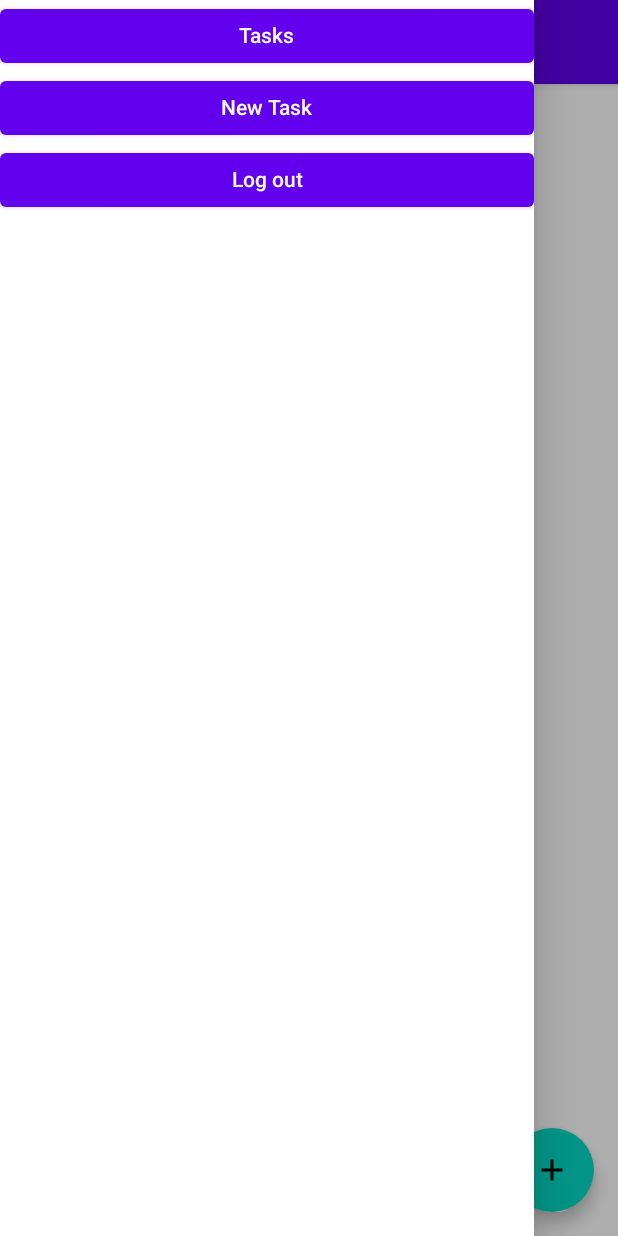
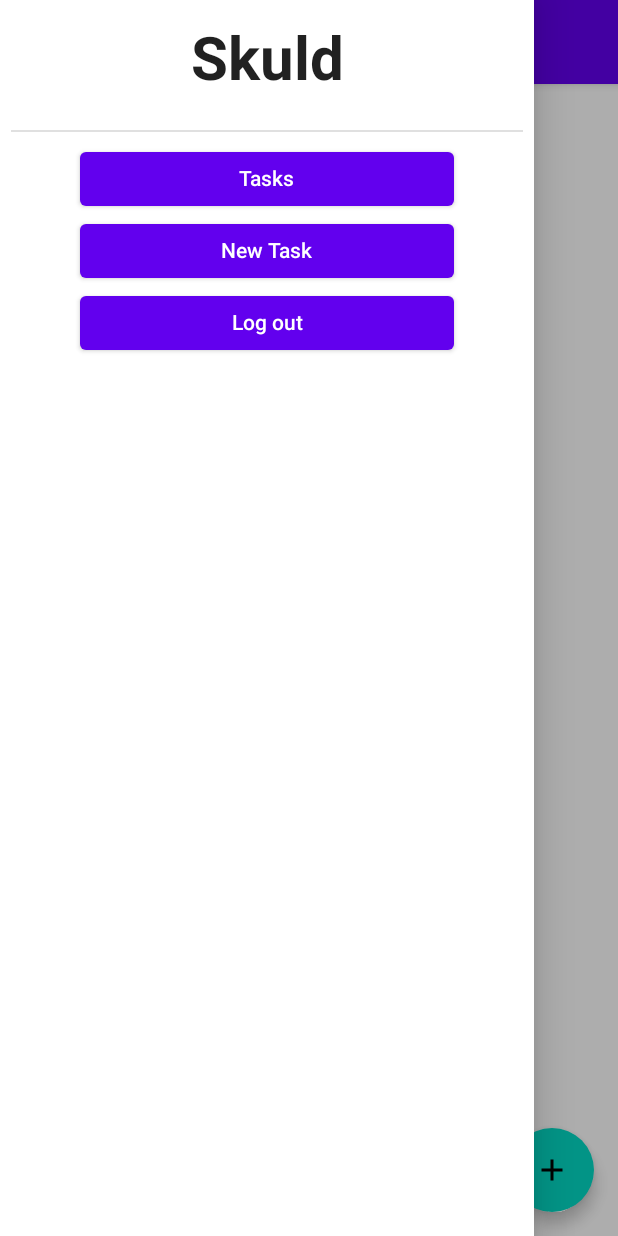
Before and after one commit to EmmChriss/skuld-android, an Android app built with Jetpack Compose: the composable App shown on its own in the app's theme, after a tap on "Localized description", on a phone screen of 412 x 824 dp. Run offline under Robolectric (Android 15) with nearby library versions, the light colour scheme and no system bars; our stand-ins replace Firebase (no records; nobody signed in at launch, a user with empty details on screens opened directly).

Commit message:
Drawer improvements

```diff
--- a/app/build.gradle
+++ b/app/build.gradle
@@ -61,7 +61,8 @@ dependencies {
     implementation 'androidx.navigation:navigation-ui-ktx:2.5.3'
     implementation "androidx.lifecycle:lifecycle-livedata-ktx:2.5.1"
     implementation "androidx.lifecycle:lifecycle-viewmodel-ktx:2.5.1"
-    implementation "androidx.lifecycle:lifecycle-viewmodel-savedstate:2.5.1"
+    //implementation "androidx.lifecycle:lifecycle-viewmodel-savedstate:2.5.1"
+    implementation "androidx.lifecycle:lifecycle-viewmodel-compose:2.5.1"
 
     // Import the BoM for the Firebase platform
     implementation platform('com.google.firebase:firebase-bom:31.1.1')
@@ -78,6 +79,7 @@ dependencies {
     implementation "androidx.compose.ui:ui-tooling-preview:$compose_ui_version"
     implementation "androidx.compose.material:material:$compose_ui_version"
 
+
     testImplementation 'junit:junit:4.13.2'
     androidTestImplementation 'androidx.test.ext:junit:1.1.4'
     androidTestImplementation 'androidx.test.espresso:espresso-core:3.5.0'
--- a/app/src/main/java/com/lab/skuld/ui/App.kt
+++ b/app/src/main/java/com/lab/skuld/ui/App.kt
@@ -1,7 +1,5 @@
 package com.lab.skuld.ui
 
-import android.annotation.SuppressLint
-import android.util.Log
 import androidx.activity.compose.BackHandler
 import androidx.compose.foundation.layout.Arrangement
 import androidx.compose.foundation.layout.Box
@@ -10,19 +8,34 @@ import androidx.compose.foundation.layout.Row
 import androidx.compose.foundation.layout.fillMaxSize
 import androidx.compose.foundation.layout.fillMaxWidth
 import androidx.compose.foundation.layout.padding
-import androidx.compose.material.*
+import androidx.compose.material.AlertDialog
+import androidx.compose.material.Button
+import androidx.compose.material.Divider
+import androidx.compose.material.FabPosition
+import androidx.compose.material.FloatingActionButton
+import androidx.compose.material.Icon
+import androidx.compose.material.IconButton
+import androidx.compose.material.Scaffold
+import androidx.compose.material.Text
+import androidx.compose.material.TopAppBar
 import androidx.compose.material.icons.Icons
 import androidx.compose.material.icons.filled.Add
 import androidx.compose.material.icons.filled.ArrowBack
 import androidx.compose.material.icons.filled.Menu
-import androidx.compose.runtime.*
+import androidx.compose.material.rememberScaffoldState
+import androidx.compose.runtime.Composable
+import androidx.compose.runtime.DisposableEffect
+import androidx.compose.runtime.getValue
+import androidx.compose.runtime.mutableStateOf
+import androidx.compose.runtime.remember
+import androidx.compose.runtime.rememberCoroutineScope
+import androidx.compose.runtime.setValue
 import androidx.compose.ui.Alignment
 import androidx.compose.ui.Modifier
-import androidx.compose.ui.tooling.preview.Preview
+import androidx.compose.ui.text.font.FontWeight
 import androidx.compose.ui.unit.dp
+import androidx.compose.ui.unit.sp
 import com.google.firebase.auth.FirebaseAuth
-import com.google.firebase.auth.FirebaseAuthSettings
-import com.google.firebase.auth.FirebaseUser
 import com.google.firebase.auth.ktx.auth
 import com.google.firebase.ktx.Firebase
 import com.lab.skuld.ui.screens.ShowLoginScreen
@@ -30,10 +43,6 @@ import com.lab.skuld.ui.screens.ShowNewNoteScreen
 import com.lab.skuld.ui.screens.ShowTasksScreen
 import com.lab.skuld.ui.theme.SkuldFrontendTheme
 import kotlinx.coroutines.launch
-import androidx.compose.runtime.getValue
-import androidx.compose.runtime.mutableStateOf
-import androidx.compose.runtime.remember
-import androidx.compose.runtime.setValue
 
 // Main Composable entry-point
 @Composable
@@ -44,6 +53,7 @@ fun App() {
         }
     }
 }
+
 
 @Composable
 fun Auth(content: @Composable () -> Unit) {
@@ -58,11 +68,12 @@ fun Auth(content: @Composable () -> Unit) {
         }
     }
 
-    if (!loggedIn) {
+    if (false) {
         ShowLoginScreen()
     } else {
         content()
     }
+
 }
 
 sealed class Screen(val title: String, val content: @Composable () -> Unit, val onBack: Screen? = null ) {
@@ -136,11 +147,15 @@ fun Navigation() {
     Scaffold(
         scaffoldState = scaffoldState,
         drawerContent = {
-            menuOptions.forEach {
-                MenuOption(it.title) { navigateTo(it) }
-            }
-            MenuOption("Log out") {
-                openLogoutDialog = true
+            Column(modifier = Modifier.fillMaxWidth(),horizontalAlignment = Alignment.CenterHorizontally) {
+                Text("Skuld", modifier = Modifier.padding(16.dp), fontSize = 40.sp, fontWeight = FontWeight.Bold)
+                Divider(modifier = Modifier.padding(7.dp))
+                menuOptions.forEach {
+                    MenuOption(it.title) { navigateTo(it) }
+                }
+                MenuOption("Log out") {
+                    openLogoutDialog = true
+                }
             }
         },
         topBar = {
@@ -199,7 +214,7 @@ fun Menu() {
 
 @Composable
 fun MenuOption(text: String, onClick: () -> Unit) {
-    Button(onClick = onClick, Modifier.fillMaxWidth()) { Text(text) }
+    Button(onClick = onClick, Modifier.fillMaxWidth(0.7f)) { Text(text) }
 }
 
 @Composable
```
Also changed, not shown: app/src/main/java/com/lab/skuld/MainActivity.kt (+0 -9 lines), app/src/main/java/com/lab/skuld/ui/screens/LoginScreen.kt (+4 -3 lines).
